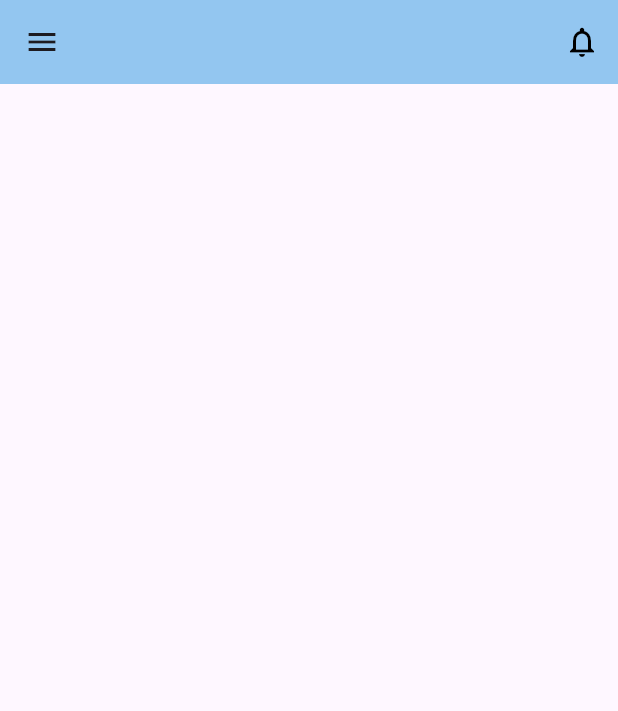
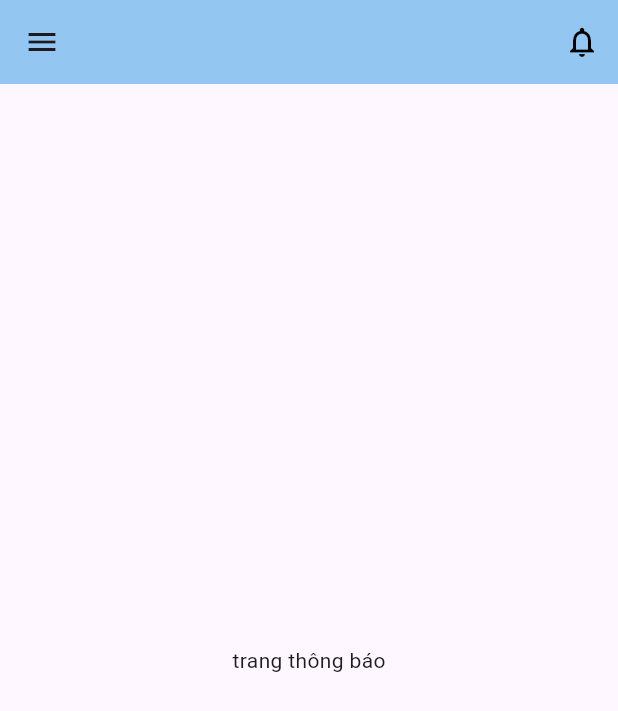
Before and after one commit to izone2911/iot_app, a Flutter app: the AlertScreen screen opened by its route, on a phone screen of 412 x 824 dp. Shown: the top 711 px of the screen. Run offline on Flutter 3.47's test engine with Material 3 defaults, Android fonts, the phone set to English and light mode, and no system bars; our stand-ins replace dio, fl_chart, go_router, lazy_load_scrollview, sidebarx; missing offline and left inert: calendar_slider, mqtt_client, ndialog.

Commit message:
config alert

```diff
--- a/lib/src/screen/alert/alert_screen.dart
+++ b/lib/src/screen/alert/alert_screen.dart
@@ -17,15 +17,15 @@ class AlertScreen extends StatefulWidget {
 }
 
 class AlertScreenState extends State<AlertScreen> {
-
   late provider.AlertData alertData;
 
   @override
   Widget build(BuildContext context) {
 
-    alertData = Provider.of<provider.AlertData>(context, listen: false);
     return Scaffold(
-
+      body: Center(
+        child: Text('trang thông báo'),
+      ),
     );
   }
 }
--- a/lib/src/screen/navigation_shell/home_navigation_bar.dart
+++ b/lib/src/screen/navigation_shell/home_navigation_bar.dart
@@ -35,9 +35,9 @@ class _ScaffoldWithHomeNavigation extends State<ScaffoldWithHomeNavigation> {
 
     awsIotProvider.connect().then((isConnected) {
       if (isConnected) {
-        awsIotProvider.subscribe('inside_running',alertData);
-        awsIotProvider.subscribe('inside_changed',alertData);
-        awsIotProvider.subscribe('esp32/pub',alertData);
+        awsIotProvider.subscribe('inside_running', alertData);
+        awsIotProvider.subscribe('inside_changed', alertData);
+        awsIotProvider.subscribe('esp32/pub', alertData);
         print("Subscribed to topics after successful connection.");
       } else {
         print("Failed to connect to MQTT broker.");
@@ -57,7 +57,6 @@ class _ScaffoldWithHomeNavigation extends State<ScaffoldWithHomeNavigation> {
         actions: [
           Consumer<provider.AlertData>(
             builder: (context, alertData, child) {
-
               return IconButton(
                 icon: Icon(
                   alertData.unreadData!.isNotEmpty
@@ -69,6 +68,10 @@ class _ScaffoldWithHomeNavigation extends State<ScaffoldWithHomeNavigation> {
                 ),
                 onPressed: () {
                   navigationShell.goBranch(3); // Chuyển đến trang thông báo
+                  Future.delayed(Duration(seconds: 1), () {
+                    alertData.changeUnreadToReadData(
+                        "unread", []); // Test tắt thông báo sau 1s khi ấn nhìn cho mượt :> ---> Sau cần thêm chuyển chưa đọc -> đã đọc
+                  });
                 },
               );
             },
```
Also changed, not shown: lib/src/provider/alert_provider.dart (+8 -2 lines).
